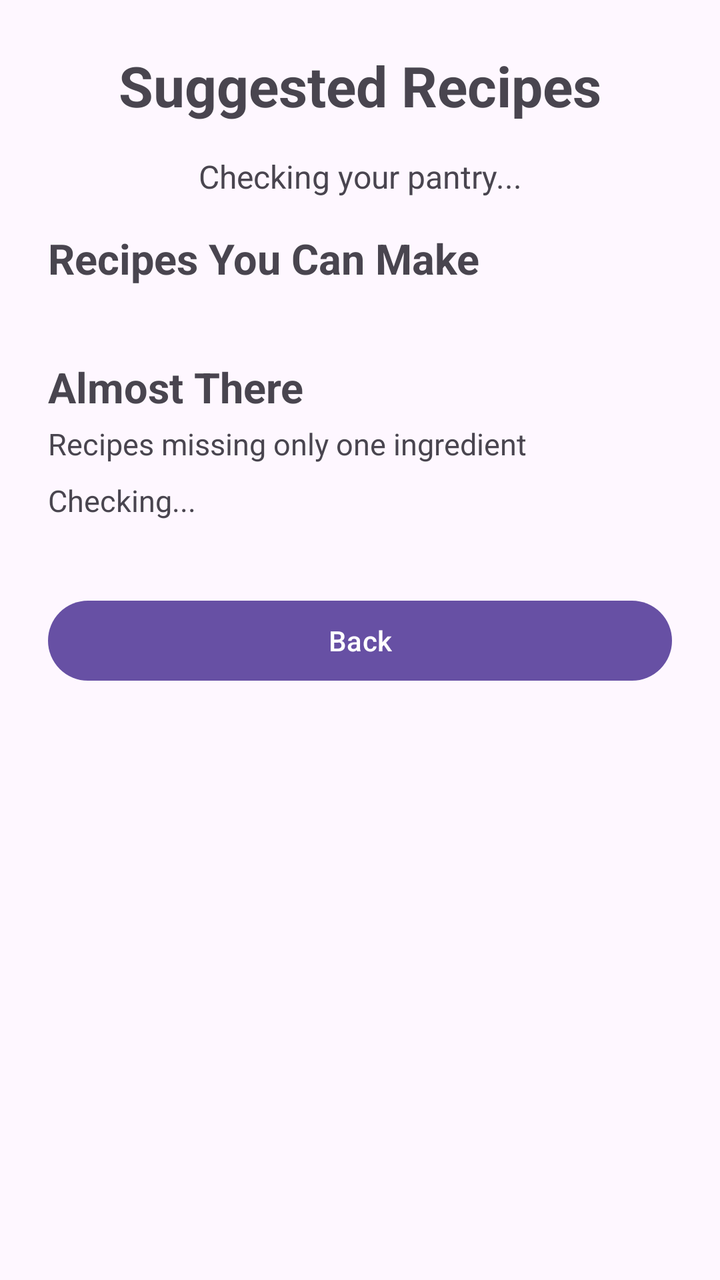
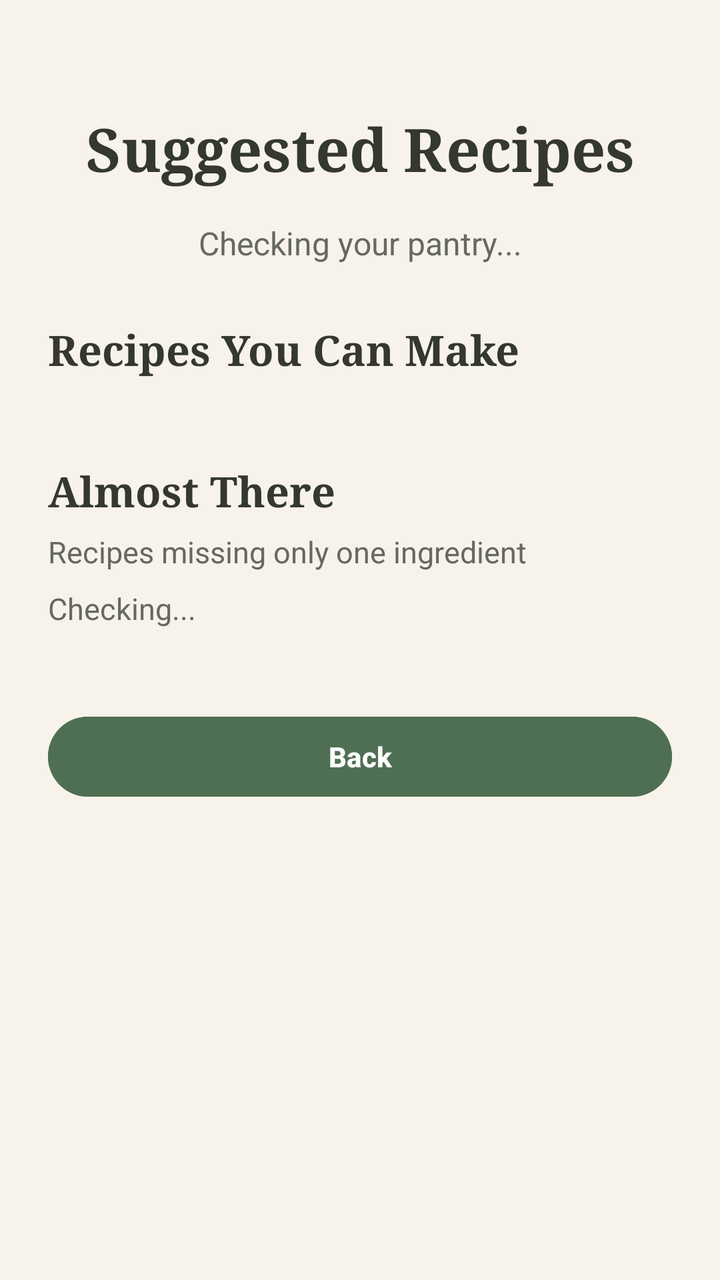

Two renders of the same Android screen: before a commit and after it. Below are the layout's source before the change and the commit's diff.
<!-- AndroidManifest.xml: application theme Theme.SmartPantryManager -->
<!-- res/layout/activity_suggested_recipes.xml -->
<?xml version="1.0" encoding="utf-8"?>
<ScrollView
    xmlns:android="http://schemas.android.com/apk/res/android"
    android:layout_width="match_parent"
    android:layout_height="match_parent">

    <LinearLayout
        android:layout_width="match_parent"
        android:layout_height="wrap_content"
        android:orientation="vertical"
        android:padding="24dp">

        <TextView
            android:layout_width="match_parent"
            android:layout_height="wrap_content"
            android:text="Suggested Recipes"
            android:textSize="28sp"
            android:textStyle="bold"
            android:gravity="center"
            android:layout_marginBottom="16dp" />

        <TextView
            android:id="@+id/recipeMessage"
            android:layout_width="match_parent"
            android:layout_height="wrap_content"
            android:text="Checking your pantry..."
            android:textSize="16sp"
            android:gravity="center"
            android:layout_marginBottom="16dp" />

        
        <TextView
            android:layout_width="match_parent"
            android:layout_height="wrap_content"
            android:text="Recipes You Can Make"
            android:textSize="21sp"
            android:textStyle="bold"
            android:layout_marginBottom="8dp" />

        <LinearLayout
            android:id="@+id/recipeList"
            android:layout_width="match_parent"
            android:layout_height="wrap_content"
            android:orientation="vertical"
            android:layout_marginBottom="28dp" />

        
        <TextView
            android:layout_width="match_parent"
            android:layout_height="wrap_content"
            android:text="Almost There"
            android:textSize="21sp"
            android:textStyle="bold"
            android:layout_marginBottom="4dp" />

        <TextView
            android:layout_width="match_parent"
            android:layout_height="wrap_content"
            android:text="Recipes missing only one ingredient"
            android:textSize="15sp"
            android:layout_marginBottom="8dp" />

        <TextView
            android:id="@+id/almostThereMessage"
            android:layout_width="match_parent"
            android:layout_height="wrap_content"
            android:text="Checking..."
            android:textSize="15sp"
            android:layout_marginBottom="8dp" />

        <LinearLayout
            android:id="@+id/almostThereList"
            android:layout_width="match_parent"
            android:layout_height="wrap_content"
            android:orientation="vertical"
            android:layout_marginBottom="28dp" />

        <Button
            android:id="@+id/backButton"
            android:layout_width="match_parent"
            android:layout_height="wrap_content"
            android:text="Back" />

    </LinearLayout>

</ScrollView>
<!-- resources referenced by this layout -->
<resources>
  <style name="Theme.SmartPantryManager" parent="Base.Theme.SmartPantryManager" />
  <style name="Base.Theme.SmartPantryManager" parent="Theme.Material3.DayNight.NoActionBar">
          
          
      </style>
</resources>

<!-- the commit's change to res/layout/activity_suggested_recipes.xml (unified diff, before → after) -->
@@ -1,86 +1,122 @@
 <?xml version="1.0" encoding="utf-8"?>
-<ScrollView
+<LinearLayout
     xmlns:android="http://schemas.android.com/apk/res/android"
     android:layout_width="match_parent"
-    android:layout_height="match_parent">
+    android:layout_height="match_parent"
+    android:orientation="vertical"
+    android:background="@color/cream">
 
-    <LinearLayout
+    
+    <View
+        android:id="@+id/statusBarBackground"
         android:layout_width="match_parent"
-        android:layout_height="wrap_content"
-        android:orientation="vertical"
-        android:padding="24dp">
+        android:layout_height="0dp"
+        android:background="@color/sage_dark" />
 
-        <TextView
-            android:layout_width="match_parent"
-            android:layout_height="wrap_content"
-            android:text="Suggested Recipes"
-            android:textSize="28sp"
-            android:textStyle="bold"
-            android:gravity="center"
-            android:layout_marginBottom="16dp" />
-
-        <TextView
-            android:id="@+id/recipeMessage"
-            android:layout_width="match_parent"
-            android:layout_height="wrap_content"
-            android:text="Checking your pantry..."
-            android:textSize="16sp"
-            android:gravity="center"
-            android:layout_marginBottom="16dp" />
-
-        
-        <TextView
-            android:layout_width="match_parent"
-            android:layout_height="wrap_content"
-            android:text="Recipes You Can Make"
-            android:textSize="21sp"
-            android:textStyle="bold"
-            android:layout_marginBottom="8dp" />
+    
+    <ScrollView
+        android:layout_width="match_parent"
+        android:layout_height="0dp"
+        android:layout_weight="1"
+        android:background="@color/cream"
+        android:fillViewport="true">
 
         <LinearLayout
-            android:id="@+id/recipeList"
             android:layout_width="match_parent"
             android:layout_height="wrap_content"
             android:orientation="vertical"
-            android:layout_marginBottom="28dp" />
+            android:padding="24dp"
+            android:background="@color/cream">
 
-        
-        <TextView
-            android:layout_width="match_parent"
-            android:layout_height="wrap_content"
-            android:text="Almost There"
-            android:textSize="21sp"
-            android:textStyle="bold"
-            android:layout_marginBottom="4dp" />
+            <TextView
+                android:layout_width="match_parent"
+                android:layout_height="wrap_content"
+                android:text="Suggested Recipes"
+                android:textSize="30sp"
+                android:textStyle="bold"
+                android:fontFamily="serif"
+                android:textColor="@color/brown"
+                android:gravity="center"
+                android:layout_marginTop="30dp"
+                android:layout_marginBottom="16dp" />
 
-        <TextView
-            android:layout_width="match_parent"
-            android:layout_height="wrap_content"
-            android:text="Recipes missing only one ingredient"
-            android:textSize="15sp"
-            android:layout_marginBottom="8dp" />
+            <TextView
+                android:id="@+id/recipeMessage"
+                android:layout_width="match_parent"
+                android:layout_height="wrap_content"
+                android:text="Checking your pantry..."
+                android:textSize="16sp"
+                android:textColor="@color/brown_light"
+                android:gravity="center"
+                android:layout_marginBottom="28dp" />
 
-        <TextView
-            android:id="@+id/almostThereMessage"
-            android:layout_width="match_parent"
-            android:layout_height="wrap_content"
-            android:text="Checking..."
-            android:textSize="15sp"
-            android:layout_marginBottom="8dp" />
+            
 
-        <LinearLayout
-            android:id="@+id/almostThereList"
-            android:layout_width="match_parent"
-            android:layout_height="wrap_content"
-            android:orientation="vertical"
-            android:layout_marginBottom="28dp" />
+            <TextView
+                android:layout_width="match_parent"
+                android:layout_height="wrap_content"
+                android:text="Recipes You Can Make"
+                android:textSize="21sp"
+                android:textStyle="bold"
+                android:textColor="@color/brown"
+                android:fontFamily="serif"
+                android:layout_marginBottom="12dp" />
 
-        <Button
-            android:id="@+id/backButton"
-            android:layout_width="match_parent"
-            android:layout_height="wrap_content"
-            android:text="Back" />
+            <LinearLayout
+                android:id="@+id/recipeList"
+                android:layout_width="match_parent"
+                android:layout_height="wrap_content"
+                android:orientation="vertical"
+                android:layout_marginBottom="30dp" />
 
-    </LinearLayout>
+            
 
-</ScrollView>
+            <TextView
+                android:layout_width="match_parent"
+                android:layout_height="wrap_content"
+                android:text="Almost There"
+                android:textSize="21sp"
+                android:textStyle="bold"
+                android:textColor="@color/brown"
+                android:fontFamily="serif"
+                android:layout_marginBottom="6dp" />
+
+            <TextView
+                android:layout_width="match_parent"
+                android:layout_height="wrap_content"
+                android:text="Recipes missing only one ingredient"
+                android:textSize="15sp"
+                android:textColor="@color/brown_light"
+                android:layout_marginBottom="8dp" />
+
+            <TextView
+                android:id="@+id/almostThereMessage"
+                android:layout_width="match_parent"
+                android:layout_height="wrap_content"
+                android:text="Checking..."
+                android:textSize="15sp"
+                android:textColor="@color/brown_light"
+                android:layout_marginBottom="12dp" />
+
+            <LinearLayout
+                android:id="@+id/almostThereList"
+                android:layout_width="match_parent"
+                android:layout_height="wrap_content"
+                android:orientation="vertical"
+                android:layout_marginBottom="28dp" />
+
+            <Button
+                android:id="@+id/backButton"
+                android:layout_width="match_parent"
+                android:layout_height="wrap_content"
+                android:text="Back"
+                android:textColor="@color/white"
+                android:textStyle="bold"
+                android:backgroundTint="@color/sage"
+                android:layout_marginBottom="35dp" />
+
+        </LinearLayout>
+
+    </ScrollView>
+
+</LinearLayout>
<!-- resource entries referenced after the edit -->
@@ -1,5 +1,11 @@
 <!-- resources referenced by this layout -->
 <resources>
+  <color name="brown">#34382F</color>
+  <color name="brown_light">#65695F</color>
+  <color name="cream">#F7F3EA</color>
+  <color name="sage">#4F6F52</color>
+  <color name="sage_dark">#3E5941</color>
+  <color name="white">#FFFFFFFF</color>
   <style name="Theme.SmartPantryManager" parent="Base.Theme.SmartPantryManager" />
   <style name="Base.Theme.SmartPantryManager" parent="Theme.Material3.DayNight.NoActionBar">
           
